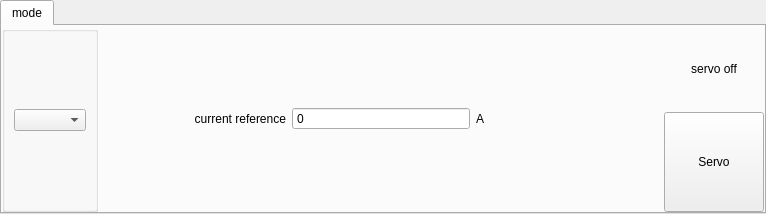
Old version of the form FrontEnd/ui/tabmodectl.ui in the repository TheKaramazovBrothers/SevDrvExpSys.
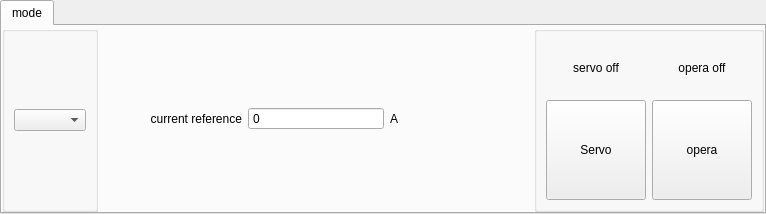
New version of the form. The open tabs and pages were chosen to show the change.

Diff of the .ui file:
```diff
--- a/FrontEnd/ui/tabmodectl.ui
+++ b/FrontEnd/ui/tabmodectl.ui
@@ -446,6 +446,12 @@
              <property name="buttonSymbols">
               <enum>QAbstractSpinBox::NoButtons</enum>
              </property>
+             <property name="minimum">
+              <number>-1000</number>
+             </property>
+             <property name="maximum">
+              <number>1000</number>
+             </property>
             </widget>
            </item>
            <item>
@@ -580,7 +586,10 @@
         </widget>
        </item>
        <item>
-        <layout class="QVBoxLayout" name="verticalLayout_4" stretch="1,0">
+        <widget class="QGroupBox" name="group_box_servo_cmd">
+         <layout class="QHBoxLayout" name="horizontalLayout_5">
+          <item>
+           <layout class="QVBoxLayout" name="verticalLayout">
          <item>
           <widget class="QLabel" name="label_plot_servo_onoff">
            <property name="text">
@@ -614,6 +623,45 @@
           </widget>
          </item>
         </layout>
+          </item>
+          <item>
+           <layout class="QVBoxLayout" name="verticalLayout_2">
+            <item>
+             <widget class="QLabel" name="label_plot_en_opera">
+              <property name="text">
+               <string>opera off</string>
+              </property>
+              <property name="alignment">
+               <set>Qt::AlignCenter</set>
+              </property>
+             </widget>
+            </item>
+            <item>
+             <widget class="QToolButton" name="tbtn_plot_en_opera">
+              <property name="sizePolicy">
+               <sizepolicy hsizetype="Preferred" vsizetype="Preferred">
+                <horstretch>0</horstretch>
+                <verstretch>0</verstretch>
+               </sizepolicy>
+              </property>
+              <property name="minimumSize">
+               <size>
+                <width>100</width>
+                <height>100</height>
+               </size>
+              </property>
+              <property name="text">
+               <string>opera</string>
+              </property>
+              <property name="checkable">
+               <bool>true</bool>
+              </property>
+             </widget>
+            </item>
+           </layout>
+          </item>
+         </layout>
+        </widget>
        </item>
       </layout>
      </widget>
```
Left out of the diff: 20 changed lines with no effect on the pictures. Lines whose indentation alone changed are shown as unchanged.
